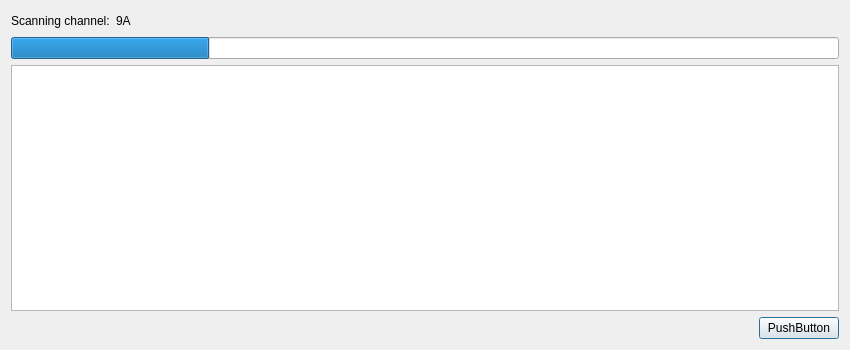
Before: the Qt Designer form gui/scanner/scannerdialog.ui in KejPi/AbracaDABra, drawn with Qt 5.
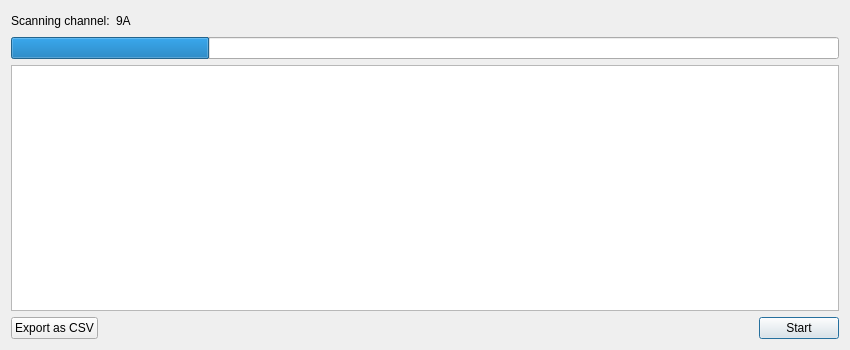
After: the same form once the commit is applied.

Commit message: Scanner tool basically working, export to CSV implemented

Patch:
```diff
--- a/gui/scanner/scannerdialog.ui
+++ b/gui/scanner/scannerdialog.ui
@@ -14,7 +14,7 @@
    <string>Scanning tool</string>
   </property>
   <layout class="QGridLayout" name="gridLayout_2">
-   <item row="0" column="0" colspan="2">
+   <item row="0" column="0" colspan="4">
     <layout class="QHBoxLayout" name="horizontalLayout_3">
      <item>
       <layout class="QHBoxLayout" name="horizontalLayout_2">
@@ -49,7 +49,7 @@
      </item>
     </layout>
    </item>
-   <item row="1" column="0" colspan="2">
+   <item row="1" column="0" colspan="4">
     <widget class="QProgressBar" name="progressBar">
      <property name="value">
       <number>24</number>
@@ -59,17 +59,17 @@
      </property>
     </widget>
    </item>
-   <item row="2" column="0" colspan="2">
+   <item row="2" column="0" colspan="4">
     <widget class="QTableView" name="txTableView"/>
    </item>
-   <item row="3" column="1">
+   <item row="3" column="3">
     <widget class="QPushButton" name="startStopButton">
      <property name="text">
-      <string>PushButton</string>
+      <string notr="true">Start</string>
      </property>
     </widget>
    </item>
-   <item row="3" column="0">
+   <item row="3" column="2">
     <spacer name="horizontalSpacer_2">
      <property name="orientation">
       <enum>Qt::Orientation::Horizontal</enum>
@@ -82,6 +82,13 @@
      </property>
     </spacer>
    </item>
+   <item row="3" column="0" colspan="2">
+    <widget class="QPushButton" name="exportButton">
+     <property name="text">
+      <string>Export as CSV</string>
+     </property>
+    </widget>
+   </item>
   </layout>
  </widget>
  <resources/>
```
The commit also changes 9 other files.
